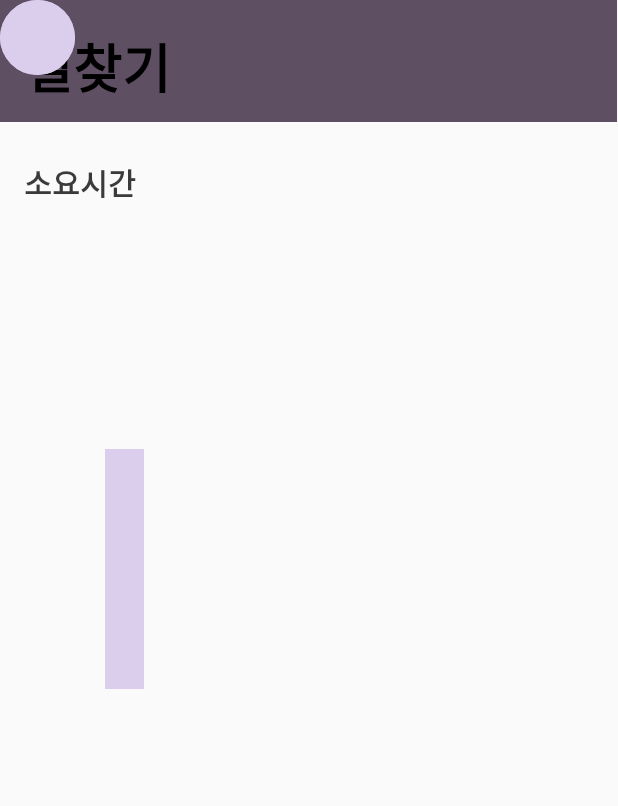
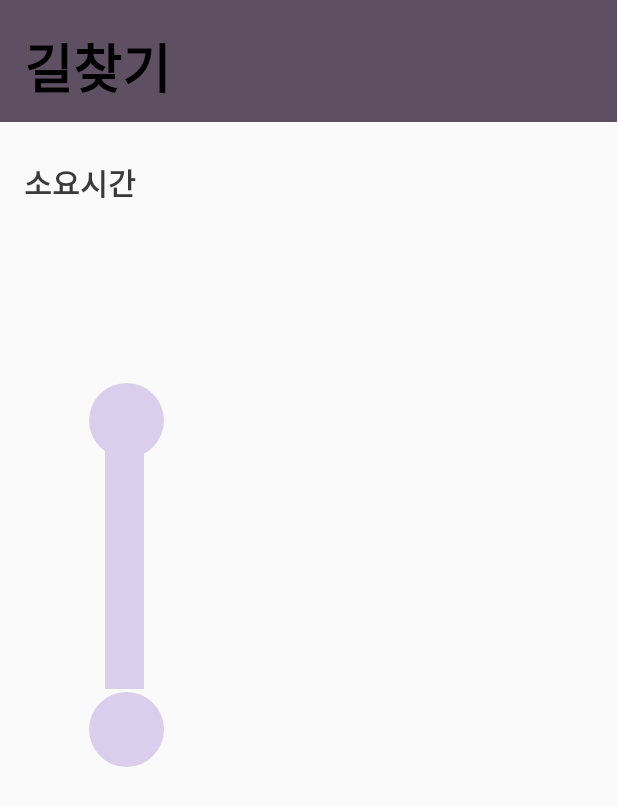
Before and after one commit to yenahand/RailMe, an Android app: the MyRootResultActivity screen opened directly, with no data from a screen before it, on a phone screen of 412 x 824 dp. Shown: the top 806 px of the screen. Run offline under Robolectric (Android 15) with nearby library versions, the phone set to English and light mode, and no system bars.

Commit message:
원형 뷰 수정 완료했고, 역 결괏값 텍스트 부분 일부 수정 완료했습니다.

```diff
--- a/app/src/main/java/com/subway/railme/mypage/MpNoticeActivity.java
+++ b/app/src/main/java/com/subway/railme/mypage/MpNoticeActivity.java
@@ -18,7 +18,7 @@ public class MpNoticeActivity extends AppCompatActivity {
         binding = ActivityMpNoticeBinding.inflate(getLayoutInflater());
         setContentView(binding.getRoot());
 
-        binding.swNotice.setOnCheckedChangeListener(new CompoundButton.OnCheckedChangeListener() {
+        /*binding.swNotice.setOnCheckedChangeListener(new CompoundButton.OnCheckedChangeListener() {
             @Override
             public void onCheckedChanged(CompoundButton buttonView, boolean isChecked) {
                 if(isChecked) {
@@ -27,6 +27,6 @@ public class MpNoticeActivity extends AppCompatActivity {
 
                 }
             }
-        });
+        });*/
     }
 }
--- a/app/src/main/res/layout/activity_my_root_result.xml
+++ b/app/src/main/res/layout/activity_my_root_result.xml
@@ -49,7 +49,6 @@
         android:id="@+id/tv_myresult_start"
         android:layout_width="wrap_content"
         android:layout_height="wrap_content"
-        android:background="@color/black"
         android:text=""
         app:layout_constraintBottom_toBottomOf="parent"
         app:layout_constraintEnd_toEndOf="parent"
@@ -62,7 +61,6 @@
         android:id="@+id/tv_myresult_arrive"
         android:layout_width="wrap_content"
         android:layout_height="wrap_content"
-        android:background="@color/black"
         android:text=""
         app:layout_constraintBottom_toBottomOf="parent"
         app:layout_constraintEnd_toEndOf="parent"
@@ -76,18 +74,26 @@
         android:layout_width="50dp"
         android:layout_height="50dp"
         android:background="@drawable/root_result_route"
-        tools:ignore="MissingConstraints"
-        tools:layout_editor_absoluteX="59dp"
-        tools:layout_editor_absoluteY="219dp" />
+        app:layout_constraintBottom_toBottomOf="parent"
+        app:layout_constraintEnd_toEndOf="parent"
+        app:layout_constraintHorizontal_bias="0.163"
+        app:layout_constraintStart_toStartOf="parent"
+        app:layout_constraintTop_toTopOf="parent"
+        app:layout_constraintVertical_bias="0.33"
+        tools:ignore="MissingConstraints" />
 
     <View
         android:id="@+id/view16"
         android:layout_width="50dp"
         android:layout_height="50dp"
         android:background="@drawable/root_result_route"
-        tools:ignore="MissingConstraints"
-        tools:layout_editor_absoluteX="59dp"
-        tools:layout_editor_absoluteY="399dp" />
+        app:layout_constraintBottom_toBottomOf="parent"
+        app:layout_constraintEnd_toEndOf="parent"
+        app:layout_constraintHorizontal_bias="0.163"
+        app:layout_constraintStart_toStartOf="parent"
+        app:layout_constraintTop_toTopOf="parent"
+        app:layout_constraintVertical_bias="0.596"
+        tools:ignore="MissingConstraints" />
 
     <TextView
         android:id="@+id/textView11"
```
